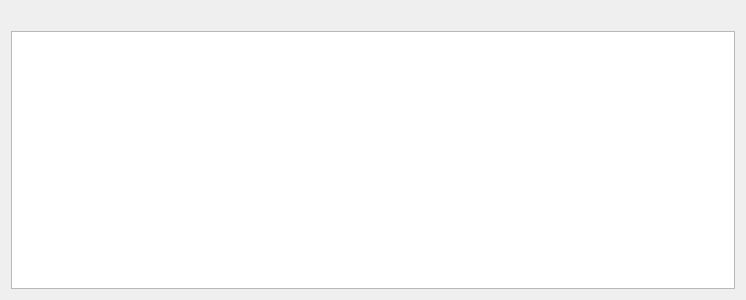
Qt form plugins/grepview/grepoutputview.ui (KDE/kdevelop) before a commit.
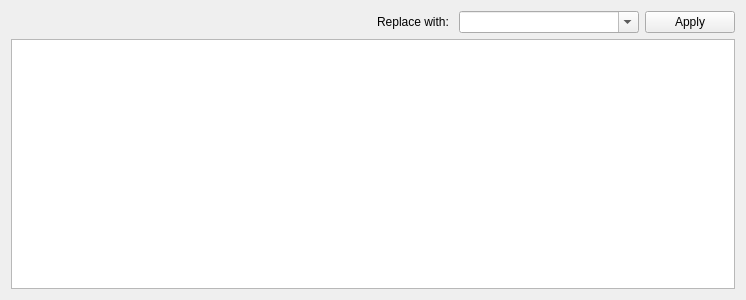
The same form after that commit. Custom widgets are drawn as their Qt base class.

Commit message:
Replacement string is now entered after search
There is no more distinction between find & replace for the search step.
The replacement string is entered after search.

Patch:
```diff
--- a/plugins/grepview/grepoutputview.ui
+++ b/plugins/grepview/grepoutputview.ui
@@ -11,13 +11,67 @@
    </rect>
   </property>
   <layout class="QGridLayout" name="gridLayout">
-   <item row="0" column="0">
+   <item row="1" column="0">
     <layout class="QVBoxLayout" name="verticalLayout">
      <item>
-      <widget class="QLabel" name="messageLabel">
-       <property name="text">
-        <string/>
-       </property>
+      <widget class="QWidget" name="statusbar" native="true">
+       <layout class="QHBoxLayout" name="horizontalLayout">
+        <property name="margin">
+         <number>0</number>
+        </property>
+        <item>
+         <widget class="QLabel" name="messageLabel">
+          <property name="sizePolicy">
+           <sizepolicy hsizetype="Preferred" vsizetype="Preferred">
+            <horstretch>4</horstretch>
+            <verstretch>0</verstretch>
+           </sizepolicy>
+          </property>
+          <property name="text">
+           <string/>
+          </property>
+         </widget>
+        </item>
+        <item>
+         <widget class="QLabel" name="replacementLabel">
+          <property name="sizePolicy">
+           <sizepolicy hsizetype="Minimum" vsizetype="Preferred">
+            <horstretch>0</horstretch>
+            <verstretch>0</verstretch>
+           </sizepolicy>
+          </property>
+          <property name="text">
+           <string>Replace with: </string>
+          </property>
+         </widget>
+        </item>
+        <item>
+         <widget class="KComboBox" name="replacementCombo">
+          <property name="sizePolicy">
+           <sizepolicy hsizetype="Preferred" vsizetype="Fixed">
+            <horstretch>2</horstretch>
+            <verstretch>0</verstretch>
+           </sizepolicy>
+          </property>
+          <property name="editable">
+           <bool>true</bool>
+          </property>
+         </widget>
+        </item>
+        <item>
+         <widget class="QPushButton" name="applyButton">
+          <property name="sizePolicy">
+           <sizepolicy hsizetype="Minimum" vsizetype="Fixed">
+            <horstretch>1</horstretch>
+            <verstretch>0</verstretch>
+           </sizepolicy>
+          </property>
+          <property name="text">
+           <string>Apply</string>
+          </property>
+         </widget>
+        </item>
+       </layout>
       </widget>
      </item>
      <item>
@@ -27,12 +81,13 @@
    </item>
   </layout>
  </widget>
- <tabstops>
-  <tabstop>applyButton</tabstop>
-  <tabstop>previousButton</tabstop>
-  <tabstop>nextButton</tabstop>
-  <tabstop>changeButton</tabstop>
- </tabstops>
+ <customwidgets>
+  <customwidget>
+   <class>KComboBox</class>
+   <extends>QComboBox</extends>
+   <header>kcombobox.h</header>
+  </customwidget>
+ </customwidgets>
  <resources/>
  <connections/>
 </ui>
```
The commit also changes 14 other files.
